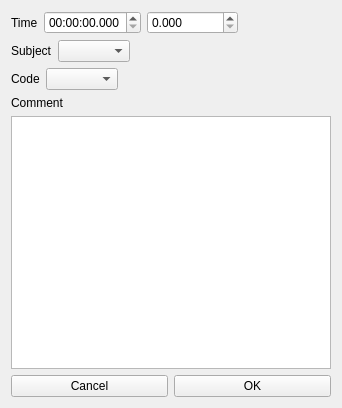
Above: edit_event.ui from olivierfriard/BORIS before the change. Below: the same form after it.
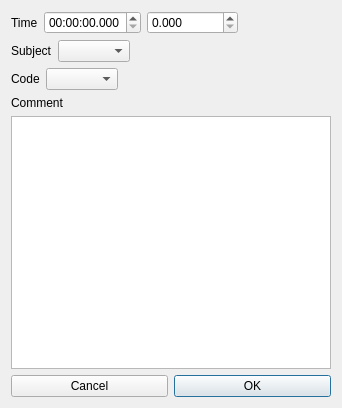
That is the form after the change.

```diff
--- a/edit_event.ui
+++ b/edit_event.ui
@@ -139,6 +139,9 @@
          <property name="text">
           <string>OK</string>
          </property>
+         <property name="default">
+          <bool>true</bool>
+         </property>
         </widget>
        </item>
       </layout>
```
